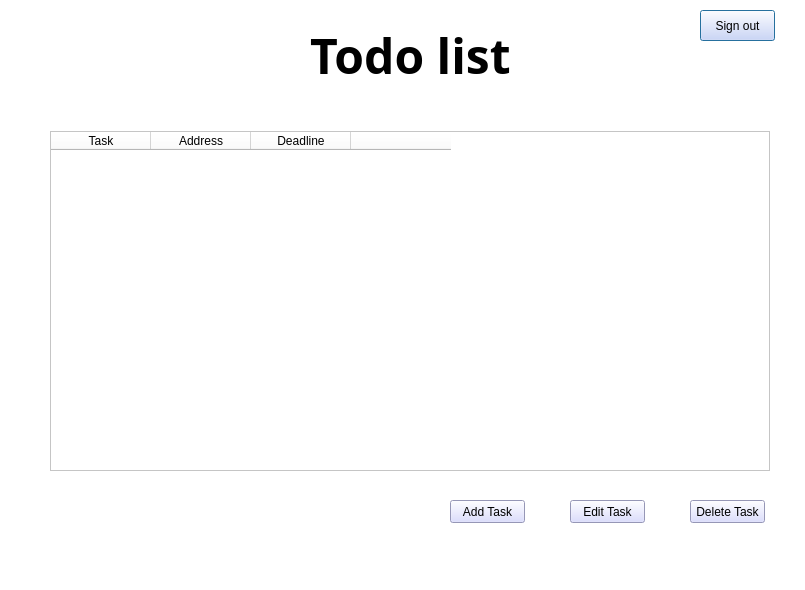
Qt form ui/userInterface.ui (lekieuanh2201/KATodoList) before a commit.
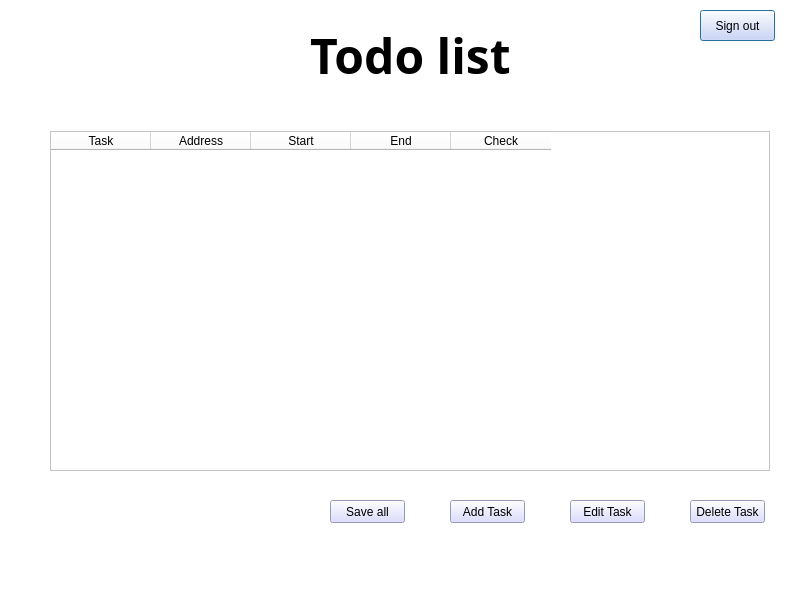
The same form after that commit. Icons and pictures are not drawn.

The edit to the form file:
```diff
--- a/ui/userInterface.ui
+++ b/ui/userInterface.ui
@@ -48,12 +48,17 @@
    </column>
    <column>
     <property name="text">
-     <string>Deadline</string>
+     <string>Start</string>
     </property>
    </column>
    <column>
     <property name="text">
-     <string/>
+     <string>End</string>
+    </property>
+   </column>
+   <column>
+    <property name="text">
+     <string>Check</string>
     </property>
    </column>
   </widget>
@@ -146,6 +151,23 @@
     <string>Delete Task</string>
    </property>
   </widget>
+  <widget class="QPushButton" name="pushButton">
+   <property name="geometry">
+    <rect>
+     <x>330</x>
+     <y>500</y>
+     <width>75</width>
+     <height>23</height>
+    </rect>
+   </property>
+   <property name="styleSheet">
+    <string notr="true">background-color: rgb(210, 212, 255);
+font: 63 9pt &quot;Yu Gothic UI Semibold&quot;;</string>
+   </property>
+   <property name="text">
+    <string>Save all</string>
+   </property>
+  </widget>
  </widget>
  <resources/>
  <connections/>
```
